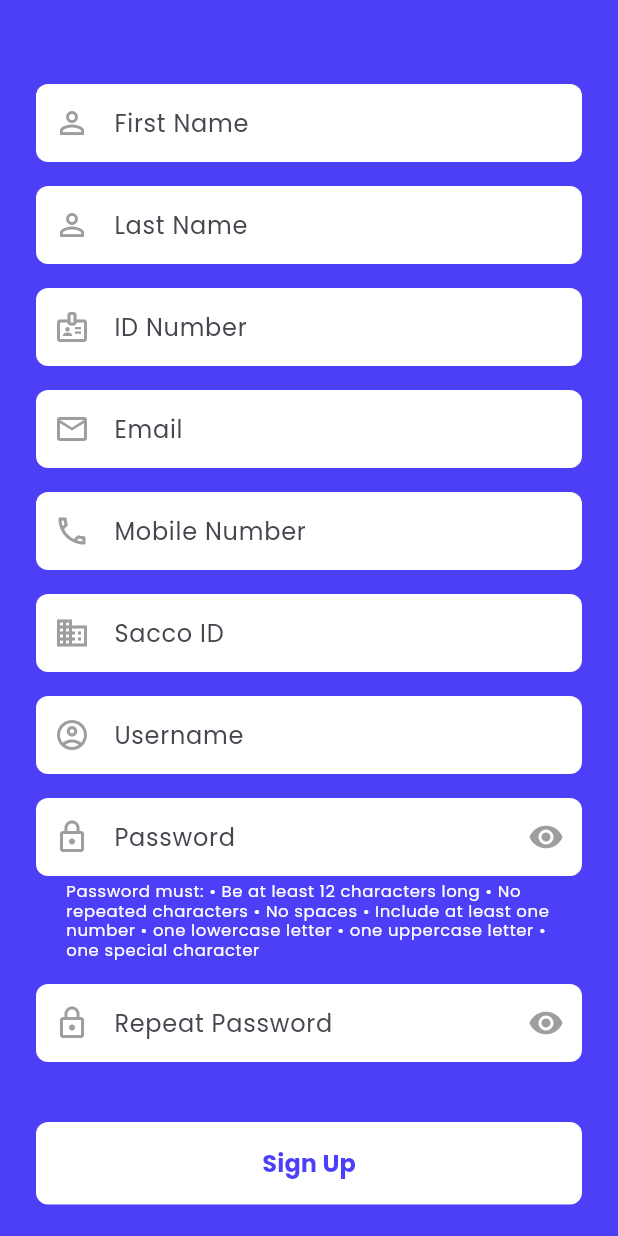
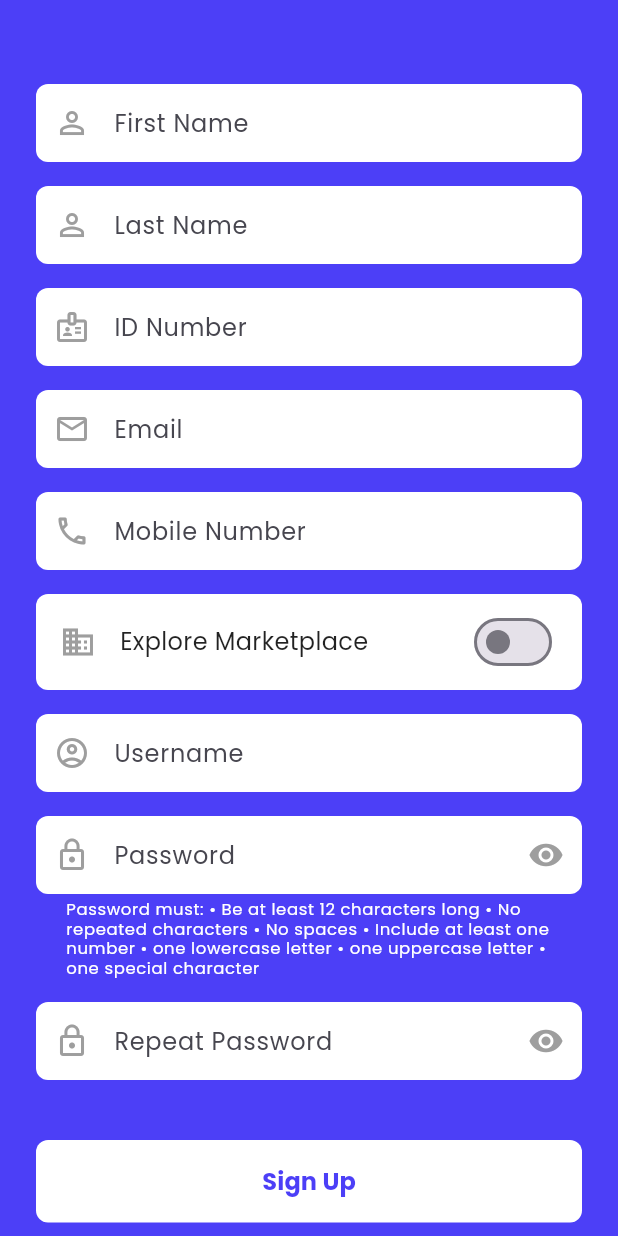
Before and after one commit to kimani-derrick/flutterVunaApp, a Flutter app: the SignupScreen screen opened directly, on a phone screen of 412 x 824 dp. Run offline on Flutter 3.47's test engine with Material 3 defaults, Android fonts, the phone set to English and light mode, and no system bars; our stand-ins replace dio, flutter_secure_storage, font_awesome_flutter, google_fonts, logger, shared_preferences; accounts and stored records are empty; network calls fail; statements that could not run were skipped.

Commit message:
changed the signup screen added toggle for coop or markerplace

```diff
--- a/lib/screens/signup_screen.dart
+++ b/lib/screens/signup_screen.dart
@@ -26,6 +26,15 @@ class _SignupScreenState extends State<SignupScreen> {
   String? _errorMessage;
   bool _showPassword = false;
   bool _showConfirmPassword = false;
+  bool _useCustomSaccoId = false;
+  int _defaultOfficeId = 1; // Default office ID from app auth payload
+
+  @override
+  void initState() {
+    super.initState();
+    // Set the default office ID in the controller
+    _officeIdController.text = _defaultOfficeId.toString();
+  }
 
   @override
   void dispose() {
@@ -53,7 +62,10 @@ class _SignupScreenState extends State<SignupScreen> {
     });
 
     try {
-      final officeId = int.tryParse(_officeIdController.text.trim());
+      final officeId = _useCustomSaccoId
+          ? int.tryParse(_officeIdController.text.trim())
+          : _defaultOfficeId;
+
       if (officeId == null) {
         throw Exception('Invalid office ID');
       }
@@ -171,21 +183,87 @@ class _SignupScreenState extends State<SignupScreen> {
                     return null;
                   },
                 ),
-                _buildTextField(
+                Container(
+                  margin: const EdgeInsets.only(bottom: 16),
+                  padding:
+                      const EdgeInsets.symmetric(horizontal: 16, vertical: 8),
+                  decoration: BoxDecoration(
+                    color: Colors.white,
+                    borderRadius: BorderRadius.circular(8),
+                  ),
+                  child: Row(
+                    children: [
+                      const Icon(Icons.business, color: Colors.grey),
+                      const SizedBox(width: 16),
+                      Expanded(
+                        child: Column(
+                          crossAxisAlignment: CrossAxisAlignment.start,
+                          children: [
+                            Row(
+                              mainAxisAlignment: MainAxisAlignment.spaceBetween,
+                              children: [
+                                Text(
+                                  _useCustomSaccoId
+                                      ? 'Join Cooperative'
+                                      : 'Explore Marketplace',
+                                  style: const TextStyle(
+                                    fontSize: 16,
+                                    color: Colors.black87,
+                                  ),
+                                ),
+                                Switch(
+                                  value: _useCustomSaccoId,
+                                  onChanged: (value) {
+                                    setState(() {
+                                      _useCustomSaccoId = value;
+                                      if (!value) {
+                                        // Set default ID when switching to Explore Marketplace
+                                        _officeIdController.text =
+                                            _defaultOfficeId.toString();
+                                      } else {
+                                        // Clear the field when switching to Join Cooperative
+                                        _officeIdController.clear();
+                                      }
+                                    });
+                                  },
+                                  activeColor: const Color(0xFF4C3FF7),
+                                ),
+                              ],
+                            ),
+                            if (_useCustomSaccoId)
+                              Column(
+                                crossAxisAlignment: CrossAxisAlignment.start,
+                                children: [
+                                  const SizedBox(height: 8),
+                                  TextFormField(
                                     controller: _officeIdController,
-                  hint: 'Sacco ID',
-                  icon: Icons.business,
                                     keyboardType: TextInputType.number,
-                  inputFormatters: [FilteringTextInputFormatter.digitsOnly],
+                                    inputFormatters: [
+                                      FilteringTextInputFormatter.digitsOnly
+                                    ],
+                                    decoration: const InputDecoration(
+                                      hintText: 'Enter Cooperative ID',
+                                      border: UnderlineInputBorder(),
+                                      contentPadding:
+                                          EdgeInsets.symmetric(vertical: 8),
+                                    ),
                                     validator: (value) {
                                       if (value == null || value.isEmpty) {
-                      return 'Office ID is required';
+                                        return 'Cooperative ID is required';
                                       }
                                       if (int.tryParse(value) == null) {
-                      return 'Please enter a valid Office ID';
+                                        return 'Please enter a valid Cooperative ID';
                                       }
                                       return null;
                                     },
+                                  ),
+                                ],
+                              ),
+                          ],
+                        ),
+                      ),
+                    ],
+                  ),
                 ),
                 _buildTextField(
                   controller: _usernameController,
--- a/lib/services/api_service.dart
+++ b/lib/services/api_service.dart
@@ -95,6 +95,8 @@ class ApiService {
   }) async {
     try {
       debugPrint('\n🚀 Starting signup process...');
+      debugPrint(
+          '📋 Using Office ID: $officeId (${officeId == 1 ? 'Default from app auth' : 'Custom'})');
 
       // Initialize HTTP client
       await _httpClient.init();
```
Also changed, not shown: lib/screens/invest_screen.dart (+5 -5 lines). Lines whose indentation alone changed are shown as unchanged.
